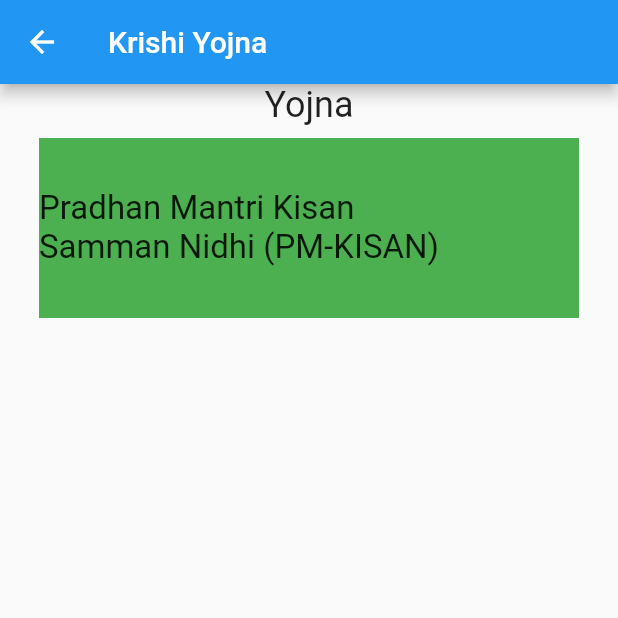
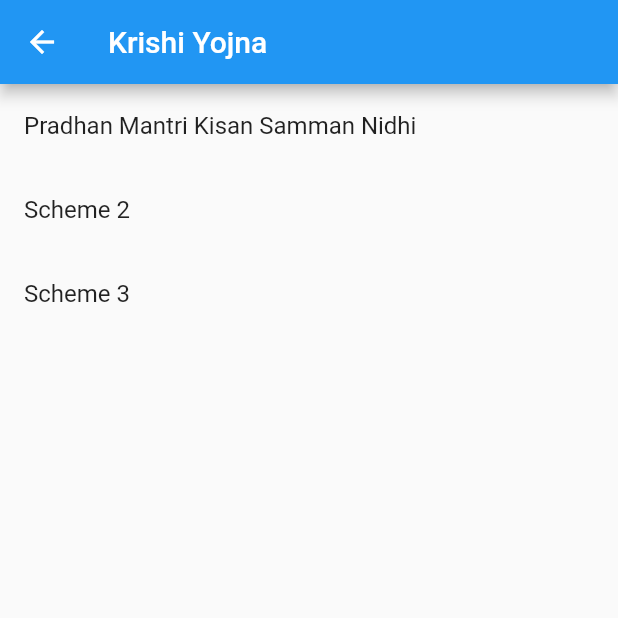
Before and after one commit to vineetsingh-27/flutter_login, a Flutter app: the screen it shows once a user with an empty profile is signed in, in the side drawer, after a tap on "Government Yojna", on a phone screen of 412 x 824 dp, the top half of it. Run offline on Flutter 3.47's test engine with Material 2 defaults, Android fonts, the phone set to English and light mode, and no system bars; our stand-ins replace carousel_slider, firebase_auth, firebase_core, geolocator, get, pinput and 2 more; accounts and stored records are empty.

Commit message:
yojna section updated

```diff
--- a/lib/screens/yojna/yojna_list.dart
+++ b/lib/screens/yojna/yojna_list.dart
@@ -1,7 +1,21 @@
 import 'package:flutter/material.dart';
+import 'package:webview_flutter/webview_flutter.dart';
 
-class MyYojnaList extends StatelessWidget {
+class MyYojnaList extends StatefulWidget {
+
   const MyYojnaList({super.key});
+
+  @override
+  State<MyYojnaList> createState() => _MyYojnaListState();
+}
+
+class _MyYojnaListState extends State<MyYojnaList> {
+  final List<Map<String, String>> schemes = [
+    {'title': 'Pradhan Mantri Kisan Samman Nidhi', 'url': 'https://pmkisan.gov.in/'},
+    {'title': 'Scheme 2', 'url': 'https://www.scheme2.com'},
+    {'title': 'Scheme 3', 'url': 'https://www.scheme3.com'},
+    // Add more schemes as needed
+  ];
 
   @override
   Widget build(BuildContext context) {
@@ -10,32 +24,39 @@ class MyYojnaList extends StatelessWidget {
         title: const Text("Krishi Yojna"),
         //leading: Icon(Icons.arrow_back),
       ),
-      body: Column(
-        children: [
-          const Align(
-            alignment: Alignment.topCenter,
-            child: Text(
-              "Yojna",
-              style: TextStyle(fontSize: 24,fontWeight: FontWeight.w400),
-            ),
-          ),
-          Padding(
-            padding: const EdgeInsets.only(top:8.0),
-            child: Container(
-              height: 120,
-              width: 360,
-              color: Colors.green,
-              child: Row(
-                children: const [
-                  Text("Pradhan Mantri Kisan \nSamman Nidhi (PM-KISAN)",
-                  style: TextStyle(fontSize: 22),)
-                ],
-            ),
-            ),
-          )
-        ],
-      ),
-
+      body: ListView.builder(
+      itemCount: schemes.length,
+      itemBuilder: (context, index) {
+        return ListTile(
+          title: Text(schemes[index]['title']!),
+          onTap: () {
+            Navigator.push(
+              context,
+              MaterialPageRoute(
+                builder: (context) => SchemeWebView(schemes[index]['url']!),
+              ),
+            );
+          },
+        );
+      },
+      )
     );
   }
 }
+
+class SchemeWebView extends StatelessWidget {
+  final String url;
+
+  const SchemeWebView(this.url, {super.key});
+
+  @override
+  Widget build(BuildContext context) {
+    return Scaffold(
+      appBar: AppBar(title: const Text('Scheme Details')),
+      body: WebView(
+        initialUrl: url,
+        javascriptMode: JavascriptMode.unrestricted,
+      ),
+    );
+  }
+}
--- a/lib/widget/drawer_widget.dart
+++ b/lib/widget/drawer_widget.dart
@@ -27,6 +27,7 @@ class DrawerWidget extends StatelessWidget {
                   color: Colors.red,
                 ),
                 currentAccountPicture: CircleAvatar(
+                  radius: 25,
                   child: Image.asset("assets/images/profile.jpeg"),
                 ),
                 accountName: const Text("Vineet Singh"),
@@ -92,7 +93,7 @@ class DrawerWidget extends StatelessWidget {
             title: const Text("Sign out"),
             onTap: () {
               Navigator.pushNamedAndRemoveUntil(
-                  context, 'phone', (route) => false);
+                  context, 'register', (route) => false);
             },
             leading: const Icon(Icons.exit_to_app),
           )
```
Also changed, not shown: lib/screens/weather/weather.dart (+4 -3 lines), assets/apmc.json, pubspec.lock, 3 other files.
